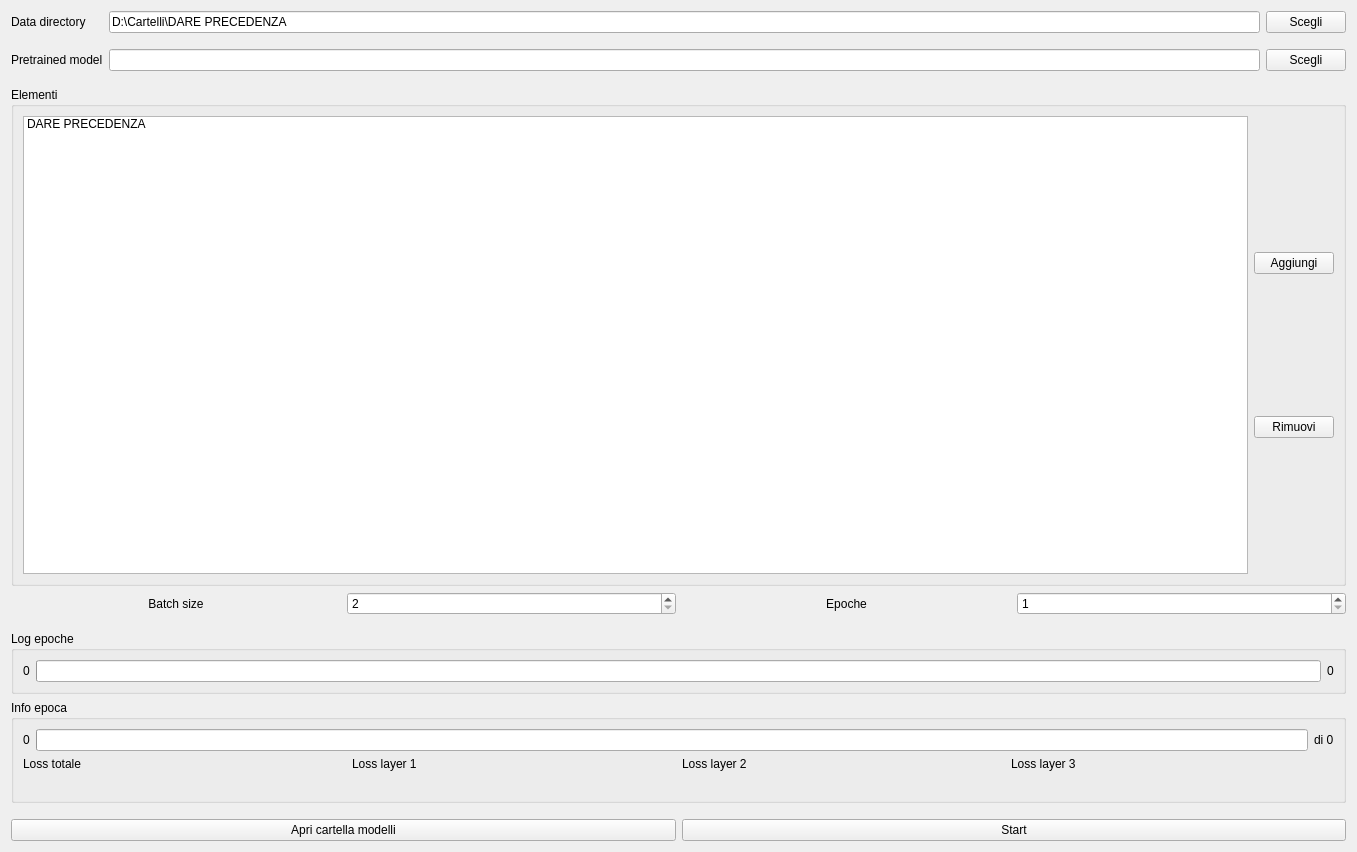
VullnetVogli/Geo, file Training/guis/home.ui: the form before one commit.
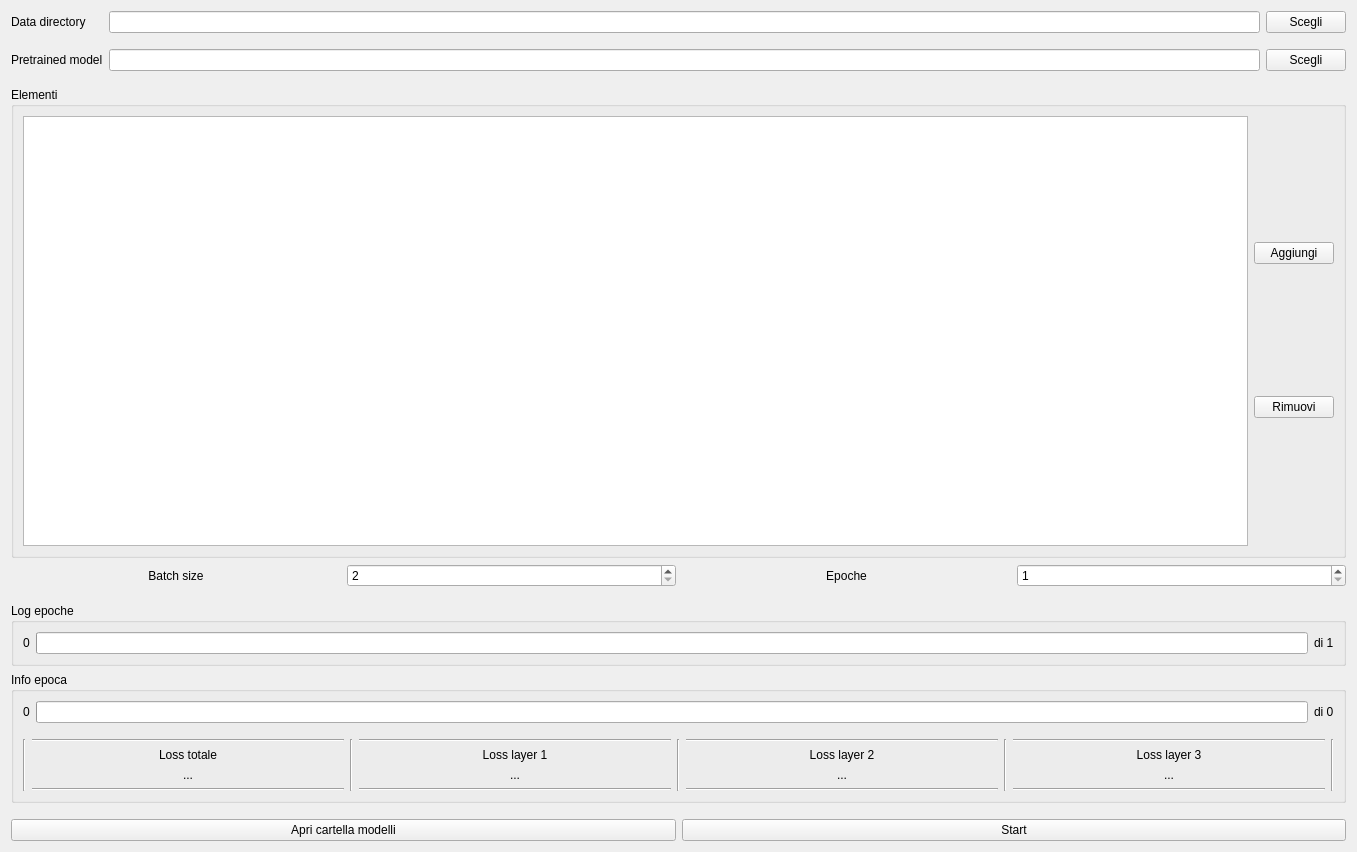
The form after the commit.

The edit to the form file:
```diff
--- a/Training/guis/home.ui
+++ b/Training/guis/home.ui
@@ -16,6 +16,12 @@
   <property name="styleSheet">
    <string notr="true"/>
   </property>
+  <property name="frameShape">
+   <enum>QFrame::NoFrame</enum>
+  </property>
+  <property name="lineWidth">
+   <number>10</number>
+  </property>
   <layout class="QHBoxLayout" name="horizontalLayout_2">
    <item>
     <layout class="QHBoxLayout" name="horizontalLayout">
@@ -62,7 +68,10 @@
            <item>
             <widget class="QLineEdit" name="textDataDirectory">
              <property name="text">
-              <string>D:\Cartelli\DARE PRECEDENZA</string>
+              <string/>
+             </property>
+             <property name="readOnly">
+              <bool>true</bool>
              </property>
             </widget>
            </item>
@@ -166,11 +175,6 @@
                 <property name="selectionMode">
                  <enum>QAbstractItemView::SingleSelection</enum>
                 </property>
-                <item>
-                 <property name="text">
-                  <string>DARE PRECEDENZA</string>
-                 </property>
-                </item>
                </widget>
               </item>
              </layout>
@@ -301,7 +305,7 @@
           <item>
            <widget class="QLabel" name="epocheTotali">
             <property name="text">
-             <string>0</string>
+             <string>di 1</string>
             </property>
            </widget>
           </item>
@@ -342,80 +346,211 @@
             </item>
            </layout>
           </item>
+          <item>
+           <spacer name="verticalSpacer_7">
+            <property name="orientation">
+             <enum>Qt::Vertical</enum>
+            </property>
+            <property name="sizeType">
+             <enum>QSizePolicy::Fixed</enum>
+            </property>
+            <property name="sizeHint" stdset="0">
+             <size>
+              <width>20</width>
+              <height>10</height>
+             </size>
+            </property>
+           </spacer>
+          </item>
           <item>
            <layout class="QHBoxLayout" name="horizontalLayout_11">
+            <item>
+             <widget class="Line" name="line_5">
+              <property name="orientation">
+               <enum>Qt::Vertical</enum>
+              </property>
+             </widget>
+            </item>
             <item>
              <layout class="QVBoxLayout" name="verticalLayout_7">
+              <item>
+               <widget class="Line" name="line_6">
+                <property name="orientation">
+                 <enum>Qt::Horizontal</enum>
+                </property>
+               </widget>
+              </item>
               <item>
                <widget class="QLabel" name="labelLayer3">
                 <property name="text">
                  <string>Loss totale</string>
                 </property>
+                <property name="alignment">
+                 <set>Qt::AlignCenter</set>
+                </property>
                </widget>
               </item>
               <item>
                <widget class="QLabel" name="labelLoss">
                 <property name="text">
-                 <string/>
+                 <string>...</string>
+                </property>
+                <property name="alignment">
+                 <set>Qt::AlignCenter</set>
+                </property>
+               </widget>
+              </item>
+              <item>
+               <widget class="Line" name="line_10">
+                <property name="orientation">
+                 <enum>Qt::Horizontal</enum>
                 </property>
                </widget>
               </item>
              </layout>
             </item>
+            <item>
+             <widget class="Line" name="line">
+              <property name="orientation">
+               <enum>Qt::Vertical</enum>
+              </property>
+             </widget>
+            </item>
             <item>
              <layout class="QVBoxLayout" name="verticalLayout_9">
+              <item>
+               <widget class="Line" name="line_7">
+                <property name="orientation">
+                 <enum>Qt::Horizontal</enum>
+                </property>
+               </widget>
+              </item>
               <item>
                <widget class="QLabel" name="label_7">
                 <property name="text">
                  <string>Loss layer 1</string>
                 </property>
+                <property name="alignment">
+                 <set>Qt::AlignCenter</set>
+                </property>
                </widget>
               </item>
               <item>
                <widget class="QLabel" name="labelLossLayer1">
                 <property name="text">
-                 <string/>
+                 <string>...</string>
+                </property>
+                <property name="alignment">
+                 <set>Qt::AlignCenter</set>
+                </property>
+               </widget>
+              </item>
+              <item>
+               <widget class="Line" name="line_11">
+                <property name="orientation">
+                 <enum>Qt::Horizontal</enum>
                 </property>
                </widget>
               </item>
              </layout>
             </item>
+            <item>
+             <widget class="Line" name="line_2">
+              <property name="orientation">
+               <enum>Qt::Vertical</enum>
+              </property>
+             </widget>
+            </item>
             <item>
              <layout class="QVBoxLayout" name="verticalLayout_11">
+              <item>
+               <widget class="Line" name="line_8">
+                <property name="orientation">
+                 <enum>Qt::Horizontal</enum>
+                </property>
+               </widget>
+              </item>
               <item>
                <widget class="QLabel" name="label_11">
                 <property name="text">
                  <string>Loss layer 2</string>
                 </property>
+                <property name="alignment">
+                 <set>Qt::AlignCenter</set>
+                </property>
                </widget>
               </item>
               <item>
                <widget class="QLabel" name="labelLossLayer2">
                 <property name="text">
-                 <string/>
+                 <string>...</string>
+                </property>
+                <property name="alignment">
+                 <set>Qt::AlignCenter</set>
+                </property>
+               </widget>
+              </item>
+              <item>
+               <widget class="Line" name="line_12">
+                <property name="orientation">
+                 <enum>Qt::Horizontal</enum>
                 </property>
                </widget>
               </item>
              </layout>
             </item>
+            <item>
+             <widget class="Line" name="line_3">
+              <property name="orientation">
+               <enum>Qt::Vertical</enum>
+              </property>
+             </widget>
+            </item>
             <item>
              <layout class="QVBoxLayout" name="verticalLayout_10">
+              <item>
+               <widget class="Line" name="line_9">
+                <property name="orientation">
+                 <enum>Qt::Horizontal</enum>
+                </property>
+               </widget>
+              </item>
               <item>
                <widget class="QLabel" name="label_8">
                 <property name="text">
                  <string>Loss layer 3</string>
                 </property>
+                <property name="alignment">
+                 <set>Qt::AlignCenter</set>
+                </property>
                </widget>
               </item>
               <item>
                <widget class="QLabel" name="labelLossLayer3">
                 <property name="text">
-                 <string/>
+                 <string>...</string>
+                </property>
+                <property name="alignment">
+                 <set>Qt::AlignCenter</set>
+                </property>
+               </widget>
+              </item>
+              <item>
+               <widget class="Line" name="line_13">
+                <property name="orientation">
+                 <enum>Qt::Horizontal</enum>
                 </property>
                </widget>
               </item>
              </layout>
             </item>
+            <item>
+             <widget class="Line" name="line_4">
+              <property name="orientation">
+               <enum>Qt::Vertical</enum>
+              </property>
+             </widget>
+            </item>
            </layout>
           </item>
          </layout>
```
Left out of the diff: 23 changed lines with no effect on the pictures.
